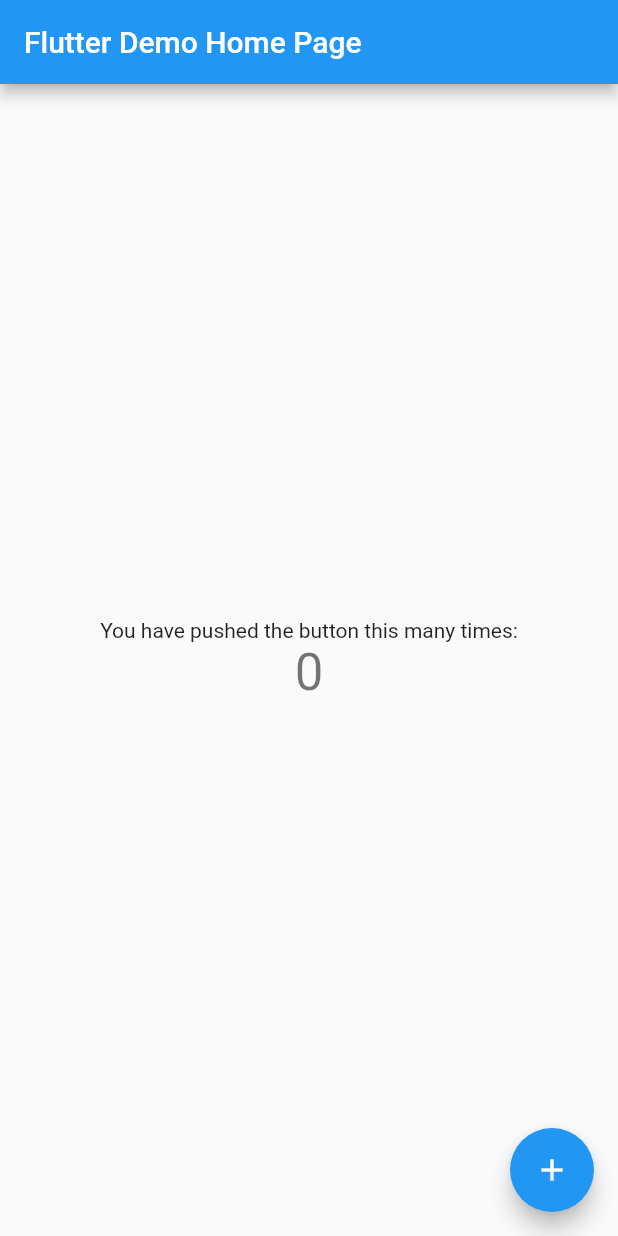
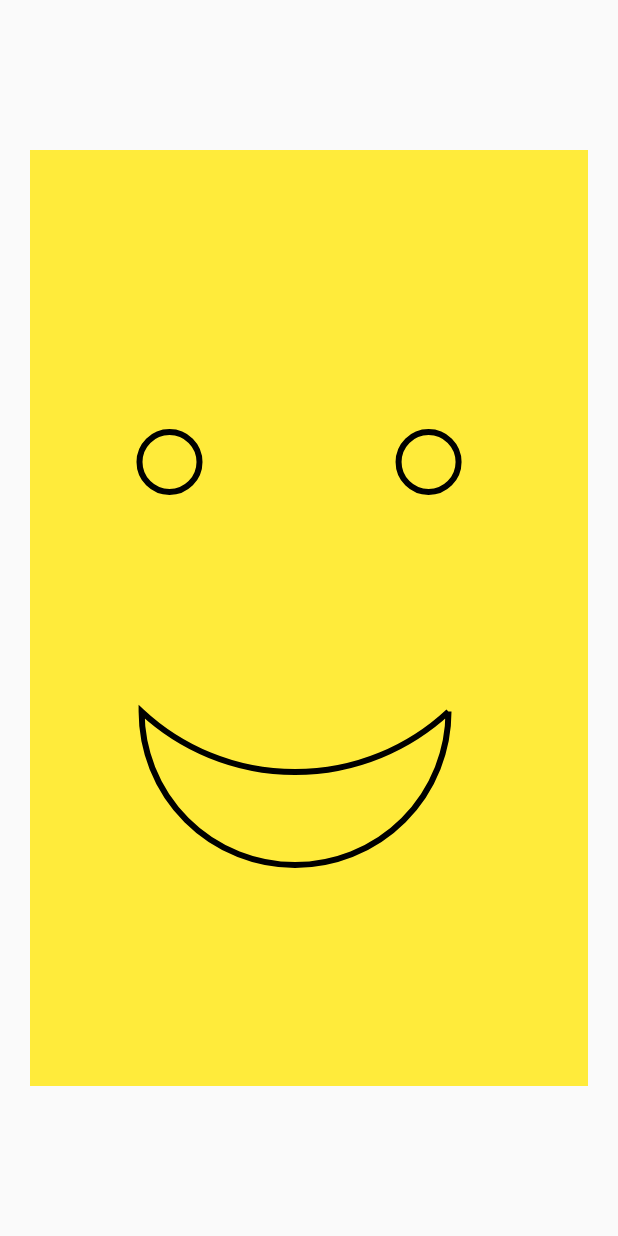
Before and after one commit to sachin-dahal/custom_paint_flutter, a Flutter app: the screen it shows after launch, on a phone screen of 412 x 824 dp. Run offline on Flutter 3.47's test engine with Material 2 defaults, Android fonts, the phone set to English and light mode, and no system bars.

Commit message:
simple paint

```diff
--- a/lib/main.dart
+++ b/lib/main.dart
@@ -1,117 +1,15 @@
+import 'package:custom_paint_flutter/screens/happy_face/happy_face_paint.dart';
 import 'package:flutter/material.dart';
 
-void main() {
-  runApp(MyApp());
-}
+void main() => runApp(CustomPaintApp());
 
-class MyApp extends StatelessWidget {
-  // This widget is the root of your application.
+
+class CustomPaintApp extends StatelessWidget {
   @override
   Widget build(BuildContext context) {
     return MaterialApp(
-      title: 'Flutter Demo',
-      theme: ThemeData(
-        // This is the theme of your application.
-        //
-        // Try running your application with "flutter run". You'll see the
-        // application has a blue toolbar. Then, without quitting the app, try
-        // changing the primarySwatch below to Colors.green and then invoke
-        // "hot reload" (press "r" in the console where you ran "flutter run",
-        // or simply save your changes to "hot reload" in a Flutter IDE).
-        // Notice that the counter didn't reset back to zero; the application
-        // is not restarted.
-        primarySwatch: Colors.blue,
-        // This makes the visual density adapt to the platform that you run
-        // the app on. For desktop platforms, the controls will be smaller and
-        // closer together (more dense) than on mobile platforms.
-        visualDensity: VisualDensity.adaptivePlatformDensity,
-      ),
-      home: MyHomePage(title: 'Flutter Demo Home Page'),
+      title: "Custom Paint",
+      home: HappyFacePaint(),
     );
   }
 }
-
-class MyHomePage extends StatefulWidget {
-  MyHomePage({Key key, this.title}) : super(key: key);
-
-  // This widget is the home page of your application. It is stateful, meaning
-  // that it has a State object (defined below) that contains fields that affect
-  // how it looks.
-
-  // This class is the configuration for the state. It holds the values (in this
-  // case the title) provided by the parent (in this case the App widget) and
-  // used by the build method of the State. Fields in a Widget subclass are
-  // always marked "final".
-
-  final String title;
-
-  @override
-  _MyHomePageState createState() => _MyHomePageState();
-}
-
-class _MyHomePageState extends State<MyHomePage> {
-  int _counter = 0;
-
-  void _incrementCounter() {
-    setState(() {
-      // This call to setState tells the Flutter framework that something has
-      // changed in this State, which causes it to rerun the build method below
-      // so that the display can reflect the updated values. If we changed
-      // _counter without calling setState(), then the build method would not be
-      // called again, and so nothing would appear to happen.
-      _counter++;
-    });
-  }
-
-  @override
-  Widget build(BuildContext context) {
-    // This method is rerun every time setState is called, for instance as done
-    // by the _incrementCounter method above.
-    //
-    // The Flutter framework has been optimized to make rerunning build methods
-    // fast, so that you can just rebuild anything that needs updating rather
-    // than having to individually change instances of widgets.
-    return Scaffold(
-      appBar: AppBar(
-        // Here we take the value from the MyHomePage object that was created by
-        // the App.build method, and use it to set our appbar title.
-        title: Text(widget.title),
-      ),
-      body: Center(
-        // Center is a layout widget. It takes a single child and positions it
-        // in the middle of the parent.
-        child: Column(
-          // Column is also a layout widget. It takes a list of children and
-          // arranges them vertically. By default, it sizes itself to fit its
-          // children horizontally, and tries to be as tall as its parent.
-          //
-          // Invoke "debug painting" (press "p" in the console, choose the
-          // "Toggle Debug Paint" action from the Flutter Inspector in Android
-          // Studio, or the "Toggle Debug Paint" command in Visual Studio Code)
-          // to see the wireframe for each widget.
-          //
-          // Column has various properties to control how it sizes itself and
-          // how it positions its children. Here we use mainAxisAlignment to
-          // center the children vertically; the main axis here is the vertical
-          // axis because Columns are vertical (the cross axis would be
-          // horizontal).
-          mainAxisAlignment: MainAxisAlignment.center,
-          children: <Widget>[
-            Text(
-              'You have pushed the button this many times:',
-            ),
-            Text(
-              '$_counter',
-              style: Theme.of(context).textTheme.headline4,
-            ),
-          ],
-        ),
-      ),
-      floatingActionButton: FloatingActionButton(
-        onPressed: _incrementCounter,
-        tooltip: 'Increment',
-        child: Icon(Icons.add),
-      ), // This trailing comma makes auto-formatting nicer for build methods.
-    );
-  }
-}
--- /dev/null
+++ b/lib/screens/happy_face/happy_face_paint.dart
@@ -0,0 +1,23 @@
+import 'package:custom_paint_flutter/screens/happy_face/happy_face_painter.dart';
+import 'package:flutter/material.dart';
+
+class HappyFacePaint extends StatelessWidget {
+  @override
+  Widget build(BuildContext context) {
+    return Scaffold(
+      body: Container(
+        padding: EdgeInsets.symmetric(vertical: 100.0, horizontal: 20.0),
+        child: LayoutBuilder(builder: (context, constraints) {
+          return Container(
+            width: constraints.widthConstraints().maxWidth,
+            height: constraints.heightConstraints().maxHeight,
+            color: Colors.yellow,
+            child: CustomPaint(
+              painter: HappyFacePainter(),
+            ),
+          );
+        }),
+      ),
+    );
+  }
+}
```
Also changed, not shown: lib/screens/happy_face/happy_face_painter.dart (added, +39 -0 lines), 2 other files.
